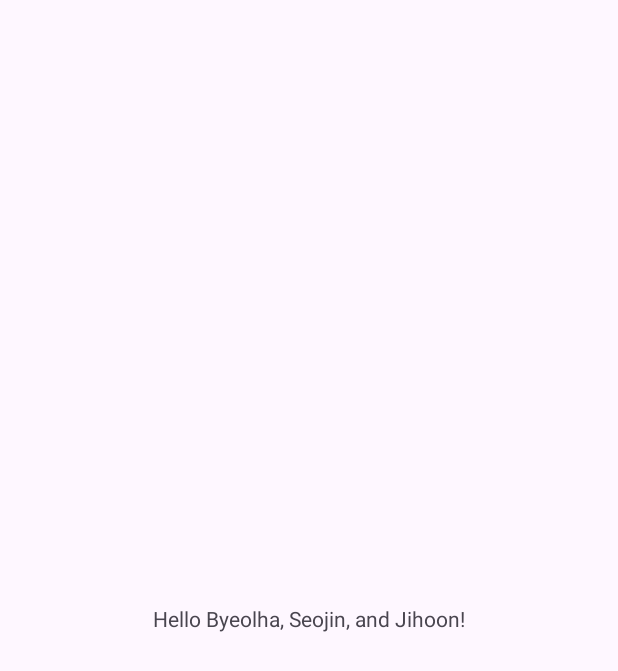
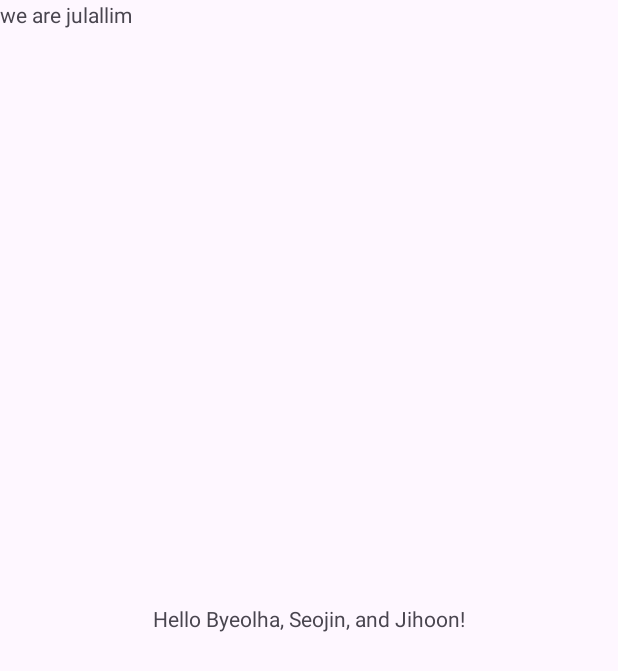
Before and after one commit to Haro5970/Jul_Allim, an Android app: the screen it shows after launch (MainActivity), on a phone screen of 412 x 824 dp. Shown: the top 671 px of the screen. Run offline under Robolectric (Android 15) with nearby library versions, the phone set to English and light mode, and no system bars.

Commit message:
별하 구호

```diff
--- a/app/src/main/res/layout/activity_main.xml
+++ b/app/src/main/res/layout/activity_main.xml
@@ -15,4 +15,12 @@
         app:layout_constraintStart_toStartOf="parent"
         app:layout_constraintTop_toTopOf="parent" />
 
+    <TextView
+        android:id="@+id/textView"
+        android:layout_width="wrap_content"
+        android:layout_height="wrap_content"
+        android:text="we are julallim"
+        tools:layout_editor_absoluteX="160dp"
+        tools:layout_editor_absoluteY="394dp" />
+
 </androidx.constraintlayout.widget.ConstraintLayout>
```
